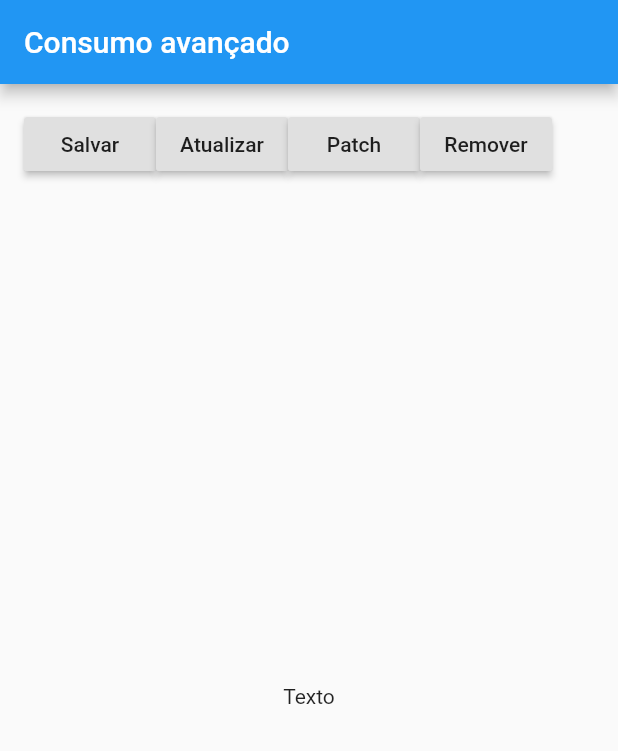
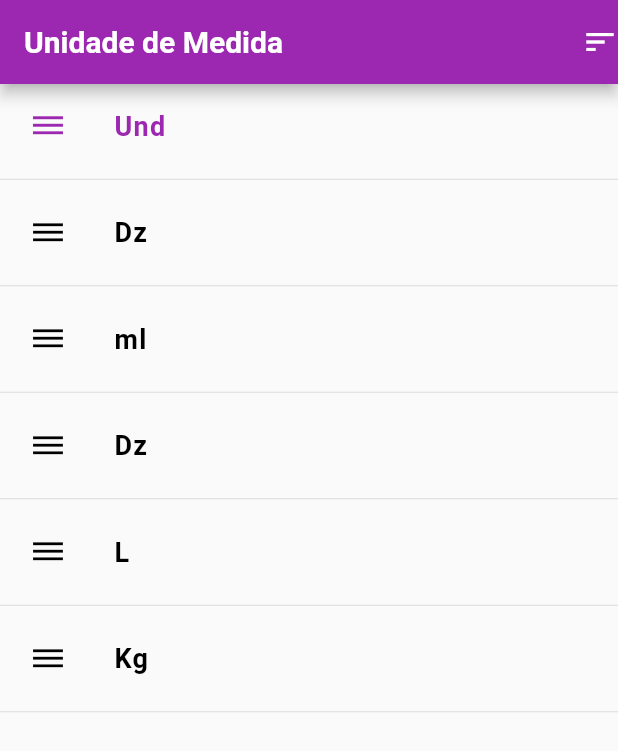
Before and after one commit to JairoAlves23/Flutter_curso_consumo_servicos, a Flutter app: the screen it shows after launch, on a phone screen of 412 x 824 dp. Shown: the top 751 px of the screen. Run offline on Flutter 3.47's test engine with Material 2 defaults, Android fonts, the phone set to English and light mode, and no system bars; Roboto replaces fonts that are missing (Quicksand).

Commit message:
title list

```diff
--- a/lib/Home.dart
+++ b/lib/Home.dart
@@ -1,152 +1,54 @@
-import 'package:consumo_servicos/Post.dart';
+import 'package:consumo_servicos/icon_tile_medida.dart';
 import 'package:flutter/material.dart';
-import 'dart:async';
-import 'dart:convert';
-import 'package:http/http.dart' as http;
 
-class Home extends StatefulWidget {
-  @override
-  _HomeState createState() => _HomeState();
-}
-
-class _HomeState extends State<Home> {
-  String _urlBase = "https://jsonplaceholder.typicode.com";
-
-  Future<List<Post>> _recuperarPostagens() async {
-    http.Response response = await http.get(_urlBase + "/posts");
-    var dadosJson = json.decode(response.body);
-
-    List<Post> postagens = List();
-
-    for (var post in dadosJson) {
-      //print("post: " + post["title"]);
-      Post p = Post(post["userId"], post["id"], post["title"], post["body"]);
-      postagens.add(p);
-    }
-
-    return postagens;
-  }
-
-  _post() async {
-
-    Post post = Post(120, null, "titulo", "corpo");
-
-    var corpo = json.encode(post.toJson());
-    http.Response response = await http.post(
-      _urlBase + "/posts",
-      headers: {"Content-type": "application/json; charset=UTF-8"},
-      body: corpo,
-    );
-
-    print("reposta ${response.statusCode}");
-    print("reposta ${response.body}");
-  }
-
-  _put() async {
-    var corpo = json.encode({
-      "userId": 120,
-      "id": null,
-      "title": "titulo Alterado",
-      "body": "corpo de postagem alterada"
-    });
-    http.Response response = await http.put(
-      _urlBase + "/posts/2",
-      headers: {"Content-type": "application/json; charset=UTF-8"},
-      body: corpo,
-    );
-
-    print("reposta ${response.statusCode}");
-    print("reposta ${response.body}");
-  }
-
-  _patch() async {
-    var corpo = json.encode({
-      "userId": 120,
-      "body": "corpo de postagem alterada - enviar somente o que eu quero"
-    });
-    http.Response response = await http.put(
-      _urlBase + "/posts/2",
-      headers: {"Content-type": "application/json; charset=UTF-8"},
-      body: corpo,
-    );
-
-    print("reposta ${response.statusCode}");
-    print("reposta ${response.body}");
-  }
-
-  _delete() async {
-    http.Response response = await http.delete(_urlBase + "/posts/2");
-    print("reposta ${response.statusCode}");
-    print("reposta ${response.body}");
-  }
-
+class Home extends StatelessWidget {
   @override
   Widget build(BuildContext context) {
     return Scaffold(
       appBar: AppBar(
-          title: Text("Consumo avançado"),
+        title: Text("Unidade de Medida"),
+        actions: <Widget>[Icon(Icons.sort)],
       ),
-        body: Container(
-          padding: EdgeInsets.all(16),
-          child: Column(
+      body: Column(
         children: <Widget>[
-              Row(
-                children: <Widget>[
-                  RaisedButton(
-                    child: Text("Salvar"),
-                    onPressed: _post,
+          IconTileMedida(
+            highLighted: true,
+            iconData: Icons.dehaze,
+            label: "Und",
           ),
-                  RaisedButton(
-                    child: Text("Atualizar"),
-                    onPressed: _put,
+          Divider(height: 15,),
+          IconTileMedida(
+            highLighted: false,
+            iconData: Icons.dehaze,
+            label: "Dz",
           ),
-                  RaisedButton(
-                    child: Text("Patch"),
-                    onPressed: _patch,
+          Divider(height: 15,),
+          IconTileMedida(
+            highLighted: false,
+            iconData: Icons.dehaze,
+            label: "ml",
           ),
-                  RaisedButton(
-                    child: Text("Remover"),
-                    onPressed: _delete,
+          Divider(height: 15,),
+          IconTileMedida(
+            highLighted: false,
+            iconData: Icons.dehaze,
+            label: "Dz",
           ),
+          Divider(height: 15,),
+          IconTileMedida(
+            highLighted: false,
+            iconData: Icons.dehaze,
+            label: "L",
+          ),
+          Divider(height: 15,),
+          IconTileMedida(
+            highLighted: false,
+            iconData: Icons.dehaze,
+            label: "Kg",
+          ),
+          Divider(height: 15,),
         ],
       ),
-              Expanded(
-                child: FutureBuilder<List<Post>>(
-                  future: _recuperarPostagens(),
-                  builder: (context, snapshot) {
-                    switch (snapshot.connectionState) {
-                      case ConnectionState.none:
-                      case ConnectionState.waiting:
-                        return Center(child: CircularProgressIndicator());
-                        break;
-                      case ConnectionState.active:
-                      case ConnectionState.done:
-                        if (snapshot.hasError) {
-                          print("Lista: Erro ao carregar");
-                        } else {
-                          return ListView.builder(
-                            itemCount: snapshot.data.length,
-                            itemBuilder: (context, index) {
-                              List<Post> lista = snapshot.data;
-                              Post post = lista[index];
-                              return ListTile(
-                                title: Text(post.title),
-                                subtitle: Text(post.id.toString()),
-                              );
-                            },
     );
   }
-                        break;
-                      default:
 }
-                    return Center(
-                      child: Text('Texto'),
-                    );
-                  },
-                ),
-              )
-            ],
-          ),
-        ));
-  }
-}
--- /dev/null
+++ b/lib/icon_tile_medida.dart
@@ -0,0 +1,34 @@
+import 'package:flutter/material.dart';
+
+class IconTileMedida extends StatelessWidget {
+  final String label;
+  final IconData iconData;
+  final VoidCallback onTap;
+  final bool highLighted;
+
+  const IconTileMedida(
+      {Key key, this.label, this.iconData, this.onTap, this.highLighted})
+      : super(key: key);
+
+  @override
+  Widget build(BuildContext context) {
+    return ListTile(
+      title: Text(
+        label,
+        style: TextStyle(
+          fontWeight: Theme.of(context).textTheme.title.fontWeight,
+          fontSize: Theme.of(context).textTheme.title.fontSize,
+          letterSpacing: 0.8,
+          color: highLighted ? Theme.of(context).primaryColor : Colors.black,
+        ),
+      ),
+      leading: Icon(
+        iconData,
+        color: highLighted ? Theme.of(context).primaryColor : Colors.black,
+      ),
+      onTap: onTap,
+      contentPadding: EdgeInsets.fromLTRB(20, 0, 10, 0),
+    );
+
+  }
+}
```
Also changed, not shown: lib/Home6.dart (added, +168 -0 lines), lib/main.dart (+31 -4 lines), pubspec.lock, 2 other files. Lines whose indentation alone changed are shown as unchanged.
